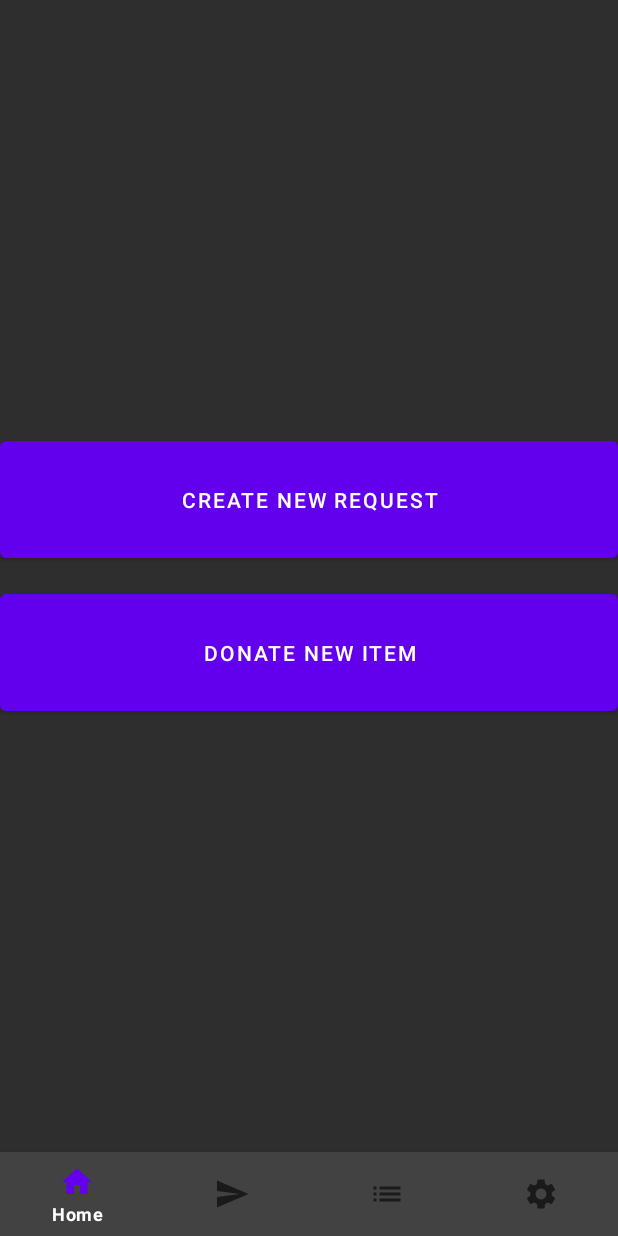
After one commit to Weppman/MCProject, an Android app: the HomeFragment screen opened directly, with no data from a screen before it, on a phone screen of 412 x 824 dp. The commit adds this screen. Run offline under Robolectric (Android 15) with nearby library versions, the phone set to English and light mode, and no system bars.

Commit message:
Added main UI Bottom navigation with fragments for Home,Donations,Leader Board, and settings

```diff
--- /dev/null
+++ b/app/src/main/java/com/example/mcproject/DonateFragment.java
@@ -0,0 +1,19 @@
+package com.example.mcproject;
+
+import android.os.Bundle;
+
+import androidx.fragment.app.Fragment;
+
+import android.view.LayoutInflater;
+import android.view.View;
+import android.view.ViewGroup;
+
+public class DonateFragment extends Fragment {
+
+
+    @Override
+    public View onCreateView(LayoutInflater inflater, ViewGroup container,
+                             Bundle savedInstanceState) {
+        return inflater.inflate(R.layout.fragment_donate, container, false);
+    }
+}
--- /dev/null
+++ b/app/src/main/java/com/example/mcproject/HomeFragment.java
@@ -0,0 +1,19 @@
+package com.example.mcproject;
+
+import android.os.Bundle;
+
+import androidx.fragment.app.Fragment;
+
+import android.view.LayoutInflater;
+import android.view.View;
+import android.view.ViewGroup;
+
+
+public class HomeFragment extends Fragment {
+
+    @Override
+    public View onCreateView(LayoutInflater inflater, ViewGroup container,
+                             Bundle savedInstanceState) {
+        return inflater.inflate(R.layout.fragment_home, container, false);
+    }
+}
--- /dev/null
+++ b/app/src/main/java/com/example/mcproject/ListFragment.java
@@ -0,0 +1,19 @@
+package com.example.mcproject;
+
+import android.os.Bundle;
+
+import androidx.fragment.app.Fragment;
+
+import android.view.LayoutInflater;
+import android.view.View;
+import android.view.ViewGroup;
+
+public class ListFragment extends Fragment {
+
+
+    @Override
+    public View onCreateView(LayoutInflater inflater, ViewGroup container,
+                             Bundle savedInstanceState) {
+        return inflater.inflate(R.layout.fragment_list, container, false);
+    }
+}
--- a/app/src/main/java/com/example/mcproject/MainActivity.java
+++ b/app/src/main/java/com/example/mcproject/MainActivity.java
@@ -63,7 +63,7 @@ public class MainActivity extends AppCompatActivity {
             @Override
             public void onClick(View view) {
 
-                startActivity(new Intent(MainActivity.this, main_page.class));
+                //startActivity(new Intent(MainActivity.this, main_page.class));
 
                 //startActivity(new Intent(MainActivity.this,main_page.class));
                 checkIfValidLogin();
--- /dev/null
+++ b/app/src/main/java/com/example/mcproject/SettingFragment.java
@@ -0,0 +1,18 @@
+package com.example.mcproject;
+
+import android.os.Bundle;
+
+import androidx.fragment.app.Fragment;
+
+import android.view.LayoutInflater;
+import android.view.View;
+import android.view.ViewGroup;
+
+
+public class SettingFragment extends Fragment {
+    @Override
+    public View onCreateView(LayoutInflater inflater, ViewGroup container,
+                             Bundle savedInstanceState) {
+        return inflater.inflate(R.layout.fragment_setting, container, false);
+    }
+}
--- a/app/src/main/java/com/example/mcproject/main_page.java
+++ b/app/src/main/java/com/example/mcproject/main_page.java
@@ -4,15 +4,21 @@ import androidx.appcompat.app.AppCompatActivity;
 import androidx.viewpager.widget.ViewPager;
 
 import android.os.Bundle;
+import android.view.MenuItem;
 import android.view.Window;
 import android.view.WindowManager;
 import android.widget.TableLayout;
 
+import com.google.android.material.bottomnavigation.BottomNavigationView;
+import com.google.android.material.navigation.NavigationBarView;
 import com.google.android.material.tabs.TabLayout;
 
 public class main_page extends AppCompatActivity {
-TableLayout tab;
-ViewPager viewPager;
+    BottomNavigationView bottomNavigationView;
+    HomeFragment homeFragment = new HomeFragment();
+    ListFragment listFragment = new ListFragment();
+    DonateFragment donateFragment = new DonateFragment();
+    SettingFragment settingFragment = new SettingFragment();
     @Override
     protected void onCreate(Bundle savedInstanceState) {
         super.onCreate(savedInstanceState);
@@ -20,10 +26,32 @@ ViewPager viewPager;
         this.getWindow().setFlags(WindowManager.LayoutParams.FLAG_FULLSCREEN,WindowManager.LayoutParams.FLAG_FULLSCREEN);
         getSupportActionBar().hide();//This hides title and action bar
         setContentView(R.layout.activity_main_page);
-        tab = findViewById(R.id.tabMainPage);
-        viewPager = findViewById(R.id.viewpagerMain);
 
+        bottomNavigationView = findViewById(R.id.bottom_navigation);
 
+        getSupportFragmentManager().beginTransaction().replace(R.id.container,homeFragment).commit();
 
+        bottomNavigationView.setOnItemSelectedListener(new NavigationBarView.OnItemSelectedListener() {
+            @Override
+            public boolean onNavigationItemSelected(MenuItem item) {
+                //System.out.println((int)(item.getItemId()) );
+                switch ((int)(item.getItemId()) ){
+                    case 2131230943:
+                        getSupportFragmentManager().beginTransaction().replace(R.id.container,homeFragment).commit();
+                        return true;
+                    case 2131231240:
+                        getSupportFragmentManager().beginTransaction().replace(R.id.container,donateFragment).commit();
+                        return true;
+                    case 2131231241:
+                        getSupportFragmentManager().beginTransaction().replace(R.id.container,listFragment).commit();
+                        return true;
+                    case 2131231242:
+                        getSupportFragmentManager().beginTransaction().replace(R.id.container,settingFragment).commit();
+                        return true;
+                }
+
+                return false;
+            }
+        });
     }
 }
--- /dev/null
+++ b/app/src/main/res/drawable/baseline_home_24.xml
@@ -0,0 +1,5 @@
+<vector android:height="24dp" android:tint="#FFFFFF"
+    android:viewportHeight="24" android:viewportWidth="24"
+    android:width="24dp" xmlns:android="http://schemas.android.com/apk/res/android">
+    <path android:fillColor="@android:color/white" android:pathData="M10,20v-6h4v6h5v-8h3L12,3 2,12h3v8z"/>
+</vector>
--- /dev/null
+++ b/app/src/main/res/drawable/baseline_list_24.xml
@@ -0,0 +1,5 @@
+<vector android:autoMirrored="true" android:height="24dp"
+    android:tint="#FFFFFF" android:viewportHeight="24"
+    android:viewportWidth="24" android:width="24dp" xmlns:android="http://schemas.android.com/apk/res/android">
+    <path android:fillColor="@android:color/white" android:pathData="M3,13h2v-2L3,11v2zM3,17h2v-2L3,15v2zM3,9h2L5,7L3,7v2zM7,13h14v-2L7,11v2zM7,17h14v-2L7,15v2zM7,7v2h14L21,7L7,7z"/>
+</vector>
--- /dev/null
+++ b/app/src/main/res/drawable/baseline_send_24.xml
@@ -0,0 +1,5 @@
+<vector android:autoMirrored="true" android:height="24dp"
+    android:tint="#FFFFFF" android:viewportHeight="24"
+    android:viewportWidth="24" android:width="24dp" xmlns:android="http://schemas.android.com/apk/res/android">
+    <path android:fillColor="@android:color/white" android:pathData="M2.01,21L23,12 2.01,3 2,10l15,2 -15,2z"/>
+</vector>
--- /dev/null
+++ b/app/src/main/res/drawable/baseline_settings_24.xml
@@ -0,0 +1,5 @@
+<vector android:height="24dp" android:tint="#FDFDFD"
+    android:viewportHeight="24" android:viewportWidth="24"
+    android:width="24dp" xmlns:android="http://schemas.android.com/apk/res/android">
+    <path android:fillColor="@android:color/white" android:pathData="M19.14,12.94c0.04,-0.3 0.06,-0.61 0.06,-0.94c0,-0.32 -0.02,-0.64 -0.07,-0.94l2.03,-1.58c0.18,-0.14 0.23,-0.41 0.12,-0.61l-1.92,-3.32c-0.12,-0.22 -0.37,-0.29 -0.59,-0.22l-2.39,0.96c-0.5,-0.38 -1.03,-0.7 -1.62,-0.94L14.4,2.81c-0.04,-0.24 -0.24,-0.41 -0.48,-0.41h-3.84c-0.24,0 -0.43,0.17 -0.47,0.41L9.25,5.35C8.66,5.59 8.12,5.92 7.63,6.29L5.24,5.33c-0.22,-0.08 -0.47,0 -0.59,0.22L2.74,8.87C2.62,9.08 2.66,9.34 2.86,9.48l2.03,1.58C4.84,11.36 4.8,11.69 4.8,12s0.02,0.64 0.07,0.94l-2.03,1.58c-0.18,0.14 -0.23,0.41 -0.12,0.61l1.92,3.32c0.12,0.22 0.37,0.29 0.59,0.22l2.39,-0.96c0.5,0.38 1.03,0.7 1.62,0.94l0.36,2.54c0.05,0.24 0.24,0.41 0.48,0.41h3.84c0.24,0 0.44,-0.17 0.47,-0.41l0.36,-2.54c0.59,-0.24 1.13,-0.56 1.62,-0.94l2.39,0.96c0.22,0.08 0.47,0 0.59,-0.22l1.92,-3.32c0.12,-0.22 0.07,-0.47 -0.12,-0.61L19.14,12.94zM12,15.6c-1.98,0 -3.6,-1.62 -3.6,-3.6s1.62,-3.6 3.6,-3.6s3.6,1.62 3.6,3.6S13.98,15.6 12,15.6z"/>
+</vector>
--- a/app/src/main/res/layout/activity_main.xml
+++ b/app/src/main/res/layout/activity_main.xml
@@ -100,10 +100,10 @@
     <Button
         android:id="@+id/btnSighnIn"
         android:layout_marginBottom="25dp"
+        android:layout_marginLeft="15dp"
         android:layout_width="180dp"
         android:layout_height="50dp"
         android:background="#606060"
-        android:layout_marginLeft="15dp"
         android:layout_alignParentBottom="true"
         android:text="Sign In"
         android:textColor="@android:color/white"
--- a/app/src/main/res/layout/activity_main_page.xml
+++ b/app/src/main/res/layout/activity_main_page.xml
@@ -1,24 +1,28 @@
 <?xml version="1.0" encoding="utf-8"?>
-<LinearLayout
-    xmlns:android="http://schemas.android.com/apk/res/android"
+<RelativeLayout xmlns:android="http://schemas.android.com/apk/res/android"
+    xmlns:app="http://schemas.android.com/apk/res-auto"
     xmlns:tools="http://schemas.android.com/tools"
-    xmlns:app="http://schemas.android.com/apk/res-auto"
     android:layout_width="match_parent"
     android:layout_height="match_parent"
-    android:orientation="vertical"
-    tools:context=".main_page">
+    tools:context=".MainActivity">
+
+    <FrameLayout
+        android:layout_width="match_parent"
+        android:layout_height="match_parent"
+        android:id="@+id/container"
+        android:layout_above="@+id/bottom_navigation"
+        android:background="#2E2E2E"
+        />
+
+    <com.google.android.material.bottomnavigation.BottomNavigationView
+        android:id="@+id/bottom_navigation"
+        android:layout_width="match_parent"
+        android:layout_height="wrap_content"
+        android:layout_alignParentBottom="true"
+        android:background="#424242"
+        app:itemTextColor="#FFFFFF"
+        app:menu="@menu/bottom_nav_menu"
+        />
 
 
-
-
-        <TableLayout
-            android:id="@+id/tabMainPage"
-            android:layout_width="match_parent"
-            android:layout_height="wrap_content" />
-
-    <androidx.viewpager.widget.ViewPager
-        android:id="@+id/viewpagerMain"
-        android:layout_width="match_parent"
-        android:layout_height="wrap_content"/>
-
-</LinearLayout>
+</RelativeLayout>
--- /dev/null
+++ b/app/src/main/res/layout/fragment_home.xml
@@ -0,0 +1,32 @@
+<?xml version="1.0" encoding="utf-8"?>
+<RelativeLayout xmlns:android="http://schemas.android.com/apk/res/android"
+    xmlns:tools="http://schemas.android.com/tools"
+    android:layout_width="match_parent"
+    android:layout_height="match_parent"
+    android:background="#2E2E2E"
+    tools:context=".HomeFragment">
+
+    <Button
+        android:id="@+id/btnCreateRequest"
+        android:layout_width="match_parent"
+        android:layout_height="90dp"
+        android:layout_marginBottom="6dp"
+        android:layout_above="@+id/spacer1"
+        android:text="Create New Request" />
+    <Button
+        android:layout_width="match_parent"
+        android:layout_height="90dp"
+        android:text="Donate new item"
+        android:id="@+id/brnDonateItem"
+        android:layout_marginTop="6dp"
+        android:layout_centerHorizontal="true"
+        android:layout_below="@+id/spacer1"
+        />
+
+    <Space
+        android:layout_centerInParent="true"
+        android:layout_width="wrap_content"
+        android:id="@+id/spacer1"
+        android:layout_height="wrap_content" />
+
+</RelativeLayout>
--- /dev/null
+++ b/app/src/main/res/menu/bottom_nav_menu.xml
@@ -0,0 +1,19 @@
+<?xml version="1.0" encoding="utf-8"?>
+<menu xmlns:android="http://schemas.android.com/apk/res/android">
+
+    <item android:id="@+id/home"
+        android:title="Home"
+        android:icon="@drawable/baseline_home_24"/>
+
+    <item android:id="@+id/donate"
+        android:title="Donate"
+        android:icon="@drawable/baseline_send_24"/>
+
+    <item android:id="@+id/donationList"
+        android:title="Donation List"
+        android:icon="@drawable/baseline_list_24"/>
+
+    <item android:id="@+id/setting"
+        android:title="Settings"
+        android:icon="@drawable/baseline_settings_24"/>
+</menu>
--- a/app/src/main/res/values/strings.xml
+++ b/app/src/main/res/values/strings.xml
@@ -1,3 +1,5 @@
 <resources>
     <string name="app_name">MC Project</string>
+    <!-- TODO: Remove or change this placeholder text -->
+    <string name="hello_blank_fragment">Hello blank fragment</string>
 </resources>
```
Also changed, not shown: app/src/main/res/layout/activity_sighn_up.xml (+4 -4 lines), app/src/main/res/layout/fragment_donate.xml (added, +17 -0 lines), app/src/main/res/layout/fragment_list.xml (added, +17 -0 lines), app/src/main/res/layout/fragment_setting.xml (added, +17 -0 lines).
